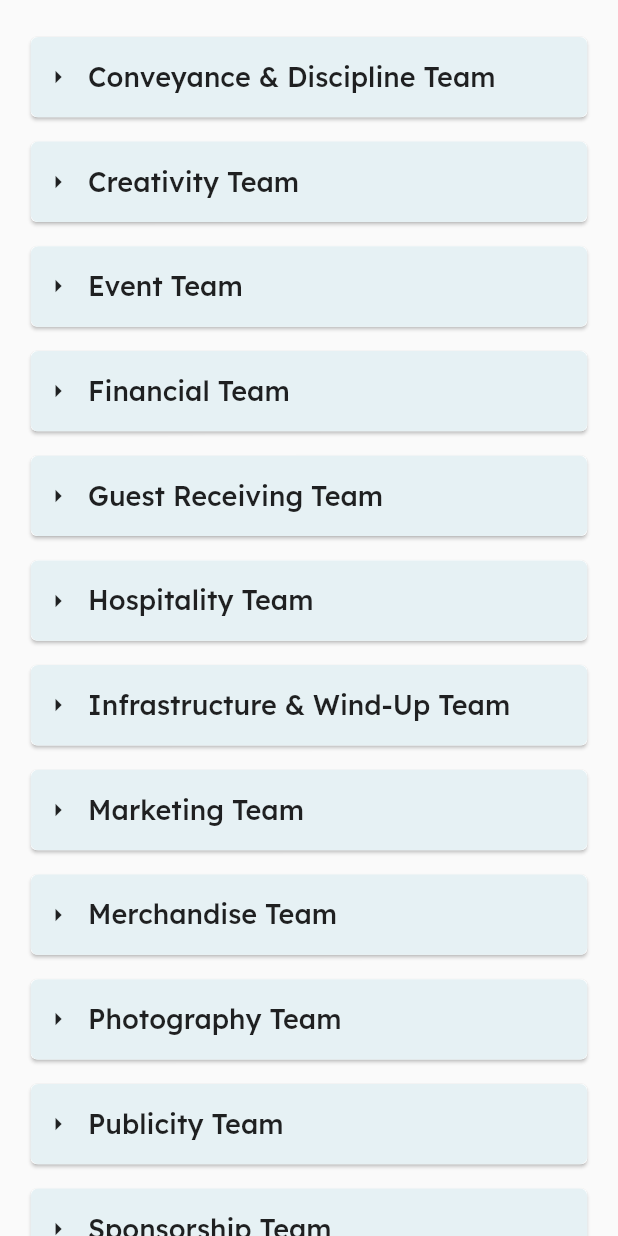
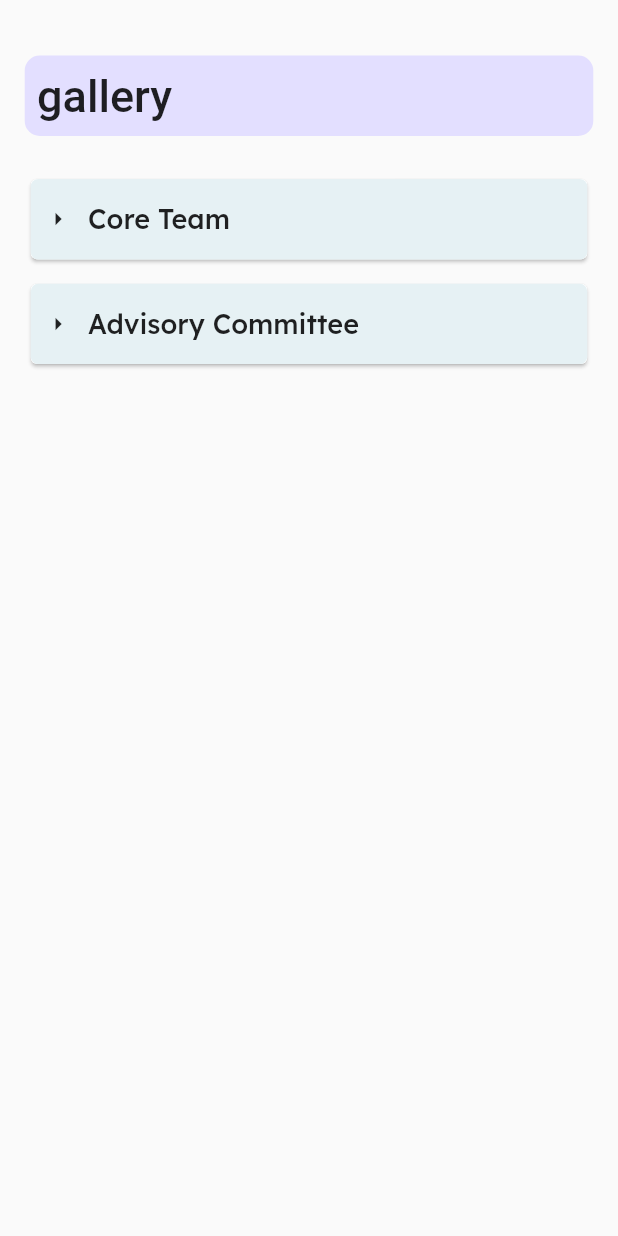
Before and after one commit to DevCANS/udgam2k23App, a Flutter app: the screen it shows once a user with an empty profile is signed in, item 4 of the bottom bar chosen, scrolled down 576 dp, after a tap on "Teams", on a phone screen of 412 x 824 dp. Run offline on Flutter 3.47's test engine with Material 2 defaults, Android fonts, the phone set to English and light mode, and no system bars; our stand-ins replace carousel_slider, cloud_firestore, curved_navigation_bar, firebase_auth, firebase_core, font_awesome_flutter and 2 more; missing offline and left inert: easy_image_viewer; accounts and stored records are empty; Roboto replaces fonts that are missing (Samarkan).

Commit message:
Worked on team card and screen

```diff
--- a/udgam2k23/lib/constants.dart
+++ b/udgam2k23/lib/constants.dart
@@ -20,3 +20,9 @@ const linearGrad2 = LinearGradient(
 );
 
 const splashColor = Color.fromARGB(255, 105, 104, 104);
+
+const radialGrad = RadialGradient(
+  colors: [Color(0xff2095f3), Color(0xff004d94)],
+  center: Alignment.center,
+  radius: 1.2,
+);
--- a/udgam2k23/lib/screens/about/about_screen.dart
+++ b/udgam2k23/lib/screens/about/about_screen.dart
@@ -151,20 +151,22 @@ class _AboutScreenState extends State<AboutScreen> {
                                   borderRadius: BorderRadius.circular(100),
                                 ),
                                 child: const CircleAvatar(
-                                    backgroundImage: AssetImage(
-                                        "assets/featured_events/fev1.png"),
-                                  )),
+                                  backgroundImage:
+                                      AssetImage("assets/teams/CoreTeam/P.jpg"),
+                                ),
+                              ),
                               Text(
-                                "Namaewa name",
+                                "Pankaj Joshi",
                                 style: GoogleFonts.poppins(
                                   fontSize: 10,
                                   fontWeight: FontWeight.w500,
                                 ),
                               ),
                               Text(
-                                "Kaizoku",
+                                "President",
                                 style: GoogleFonts.poppins(
                                   fontSize: 8,
+                                  fontStyle: FontStyle.italic,
                                   fontWeight: FontWeight.w400,
                                 ),
                               ),
@@ -181,19 +183,20 @@ class _AboutScreenState extends State<AboutScreen> {
                                   ),
                                   child: const CircleAvatar(
                                     backgroundImage: AssetImage(
-                                        "assets/featured_events/fev1.png"),
+                                        "assets/teams/CoreTeam/VP.jpg"),
                                   )),
                               Text(
-                                "Namaewa name",
+                                "Choden Tamang",
                                 style: GoogleFonts.poppins(
                                   fontSize: 10,
                                   fontWeight: FontWeight.w500,
                                 ),
                               ),
                               Text(
-                                "Kaizoku",
+                                "Vice President",
                                 style: GoogleFonts.poppins(
                                   fontSize: 8,
+                                  fontStyle: FontStyle.italic,
                                   fontWeight: FontWeight.w400,
                                 ),
                               ),
@@ -210,19 +213,20 @@ class _AboutScreenState extends State<AboutScreen> {
                                   ),
                                   child: const CircleAvatar(
                                     backgroundImage: AssetImage(
-                                        "assets/featured_events/fev1.png"),
+                                        "assets/teams/CoreTeam/TSR.jpg"),
                                   )),
                               Text(
-                                "Namaewa name",
+                                "Aman Prasad",
                                 style: GoogleFonts.poppins(
                                   fontSize: 10,
                                   fontWeight: FontWeight.w500,
                                 ),
                               ),
                               Text(
-                                "Kaizoku",
+                                "Treasurer",
                                 style: GoogleFonts.poppins(
                                   fontSize: 8,
+                                  fontStyle: FontStyle.italic,
                                   fontWeight: FontWeight.w400,
                                 ),
                               ),
@@ -247,19 +251,20 @@ class _AboutScreenState extends State<AboutScreen> {
                                   ),
                                   child: const CircleAvatar(
                                     backgroundImage: AssetImage(
-                                        "assets/featured_events/fev1.png"),
+                                        "assets/teams/CoreTeam/SS.jpg"),
                                   )),
                               Text(
-                                "Namaewa name",
+                                "Aman Saurav",
                                 style: GoogleFonts.poppins(
                                   fontSize: 10,
                                   fontWeight: FontWeight.w500,
                                 ),
                               ),
                               Text(
-                                "Kaizoku",
+                                "Secretary",
                                 style: GoogleFonts.poppins(
                                   fontSize: 8,
+                                  fontStyle: FontStyle.italic,
                                   fontWeight: FontWeight.w400,
                                 ),
                               ),
@@ -276,19 +281,20 @@ class _AboutScreenState extends State<AboutScreen> {
                                   ),
                                   child: const CircleAvatar(
                                     backgroundImage: AssetImage(
-                                        "assets/featured_events/fev1.png"),
+                                        "assets/teams/CoreTeam/GS.jpg"),
                                   )),
                               Text(
-                                "Namaewa name",
+                                "Visakha Kumari",
                                 style: GoogleFonts.poppins(
                                   fontSize: 10,
                                   fontWeight: FontWeight.w500,
                                 ),
                               ),
                               Text(
-                                "Kaizoku",
+                                "General Secretary",
                                 style: GoogleFonts.poppins(
                                   fontSize: 8,
+                                  fontStyle: FontStyle.italic,
                                   fontWeight: FontWeight.w400,
                                 ),
                               ),
@@ -305,19 +311,20 @@ class _AboutScreenState extends State<AboutScreen> {
                                   ),
                                   child: const CircleAvatar(
                                     backgroundImage: AssetImage(
-                                        "assets/featured_events/fev1.png"),
+                                        "assets/teams/CoreTeam/JS.jpg"),
                                   )),
                               Text(
-                                "Namaewa name",
+                                "Sidarth Prasad",
                                 style: GoogleFonts.poppins(
                                   fontSize: 10,
                                   fontWeight: FontWeight.w500,
                                 ),
                               ),
                               Text(
-                                "Kaizoku",
+                                "Joint Secretary",
                                 style: GoogleFonts.poppins(
                                   fontSize: 8,
+                                  fontStyle: FontStyle.italic,
                                   fontWeight: FontWeight.w400,
                                 ),
                               ),
--- a/udgam2k23/lib/screens/about/team_screen.dart
+++ b/udgam2k23/lib/screens/about/team_screen.dart
@@ -2,6 +2,8 @@ import 'package:flutter/material.dart';
 import 'package:udgam2k23/constants.dart';
 import 'package:udgam2k23/methods/methods.dart';
 import 'package:udgam2k23/screens/about/widgets/team_list.dart';
+import 'package:udgam2k23/screens/teams/core_team.dart';
+import 'package:udgam2k23/widgets/custom_page_route.dart';
 
 class TeamScreen extends StatefulWidget {
   const TeamScreen({super.key});
@@ -21,65 +23,110 @@ class _TeamScreenState extends State<TeamScreen> {
           padding: EdgeInsets.only(
             left: size.width * 0.04,
             right: size.width * 0.04,
-            top: size.height * 0.02,
           ),
           child: Column(
             mainAxisAlignment: MainAxisAlignment.start,
             crossAxisAlignment: CrossAxisAlignment.start,
             children: [
-
-              const TeamList(
-                teamname:"Conveyance & Discipline Team",
+              SizedBox(
+                height: size.height * 0.03,
               ),
-              const TeamList(
-                teamname:"Creativity Team",
+              Container(
+                height: size.height * 0.065,
+                decoration: BoxDecoration(
+                  color: backgroundColor,
+                  borderRadius: BorderRadius.circular(
+                    10,
                   ),
-              const TeamList(
-                teamname:"Event Team",
                 ),
-              const TeamList(
-                teamname:"Financial Team",
+                child: Padding(
+                  padding: EdgeInsets.only(
+                    left: size.width * 0.02,
                   ),
-              const TeamList(
-                teamname:"Guest Receiving Team",
+                  child: Row(
+                    mainAxisAlignment: MainAxisAlignment.start,
+                    children: const [
+                      Text(
+                        "gallery",
+                        style: TextStyle(
+                          fontFamily: 'Samarkan',
+                          fontSize: 30,
+                          fontWeight: FontWeight.w500,
                         ),
-              const TeamList(
-                teamname:"Hospitality Team",
                       ),
-              const TeamList(
-                teamname:"Infrastructure & Wind-Up Team",
+                    ],
                   ),
-              const TeamList(
-                teamname:"Marketing Team",
                 ),
-              const TeamList(
-                teamname:"Merchandise Team",
-              ),
-              const TeamList(
-                teamname:"Photography Team",
-              ),
-              const TeamList(
-                teamname:"Publicity Team",
-              ),
-              const TeamList(
-                teamname:"Sponsorship Team",
-              ),
-              const TeamList(
-                teamname:"Technical Team",
-              ),
-              const TeamList(
-                teamname:"Web Team",
-              ),
-              const TeamList(
-                teamname:"App Team",
               ),
               SizedBox(
-                height: size.height*0.02,
+                height: size.height * 0.01,
+              ),
+              TeamList(
+                teamname: "Core Team",
+                onPressed: () => Navigator.of(context).push(
+                  CustomPageRoute(
+                    child: const CoreTeam(),
+                    direction: AxisDirection.left,
+                  ),
+                ),
+              ),
+              TeamList(
+                teamname: "Advisory Committee",
+                onPressed: () {},
+              ),
+              // TeamList(
+              //   teamname: "Conveyance & Discipline Team",
+              // ),
+              // const TeamList(
+              //   teamname: "Creativity Team",
+              // ),
+              // const TeamList(
+              //   teamname: "Event Team",
+              // ),
+              // const TeamList(
+              //   teamname: "Financial Team",
+              // ),
+              // const TeamList(
+              //   teamname: "Guest Receiving Team",
+              // ),
+              // const TeamList(
+              //   teamname: "Hospitality Team",
+              // ),
+              // const TeamList(
+              //   teamname: "Infrastructure & Wind-Up Team",
+              // ),
+              // const TeamList(
+              //   teamname: "Marketing Team",
+              // ),
+              // const TeamList(
+              //   teamname: "Merchandise Team",
+              // ),
+              // const TeamList(
+              //   teamname: "Photography Team",
+              // ),
+              // const TeamList(
+              //   teamname: "Publicity Team",
+              // ),
+              // const TeamList(
+              //   teamname: "Sponsorship Team",
+              // ),
+              // const TeamList(
+              //   teamname: "Technical Team",
+              // ),
+              // const TeamList(
+              //   teamname: "Web Team",
+              // ),
+              // const TeamList(
+              //   teamname: "App Team",
+              // ),
+              SizedBox(
+                height: size.height * 0.02,
               )
-
-            ].map((e) => Padding(
+            ]
+                .map((e) => Padding(
                       child: e,
-              padding: EdgeInsets.symmetric(vertical: size.height*0.005),
+                      padding:
+                          EdgeInsets.symmetric(vertical: size.height * 0.005),
                     ))
                 .toList(),
           ),
--- a/udgam2k23/lib/screens/about/widgets/team_list.dart
+++ b/udgam2k23/lib/screens/about/widgets/team_list.dart
@@ -4,10 +4,12 @@ import 'package:udgam2k23/constants.dart';
 
 class TeamList extends StatelessWidget {
   final String teamname;
+  final VoidCallback onPressed;
 
   const TeamList({
     super.key,
     required this.teamname,
+    required this.onPressed,
   });
 
   @override
@@ -15,7 +17,7 @@ class TeamList extends StatelessWidget {
     final Size size = MediaQuery.of(context).size;
     return Card(
       child: InkWell(
-        onTap: () {},
+        onTap: onPressed,
         child: Container(
           height: size.height * 0.065,
           width: size.width * 0.92,
--- a/udgam2k23/pubspec.yaml
+++ b/udgam2k23/pubspec.yaml
@@ -48,6 +48,7 @@ flutter:
     - assets/auth/
     - assets/images/
     - assets/featured_events/
+    - assets/teams/CoreTeam/
   #   - images/a_dot_ham.jpeg
   # An image asset can refer to one or more resolution-specific "variants", see
   # https://flutter.dev/assets-and-images/#resolution-aware
```
Also changed, not shown: udgam2k23/lib/screens/teams/core_team.dart (added, +134 -0 lines), udgam2k23/lib/screens/teams/widgets/team_card.dart (added, +128 -0 lines), udgam2k23/assets/teams/CoreTeam/GS.jpg (added), udgam2k23/assets/teams/CoreTeam/JS.jpg (added), udgam2k23/assets/teams/CoreTeam/P.jpg (added), udgam2k23/assets/teams/CoreTeam/SS.jpg (added), udgam2k23/assets/teams/CoreTeam/TSR.jpg (added), udgam2k23/assets/teams/CoreTeam/VP.jpg (added). Lines whose indentation alone changed are shown as unchanged.
